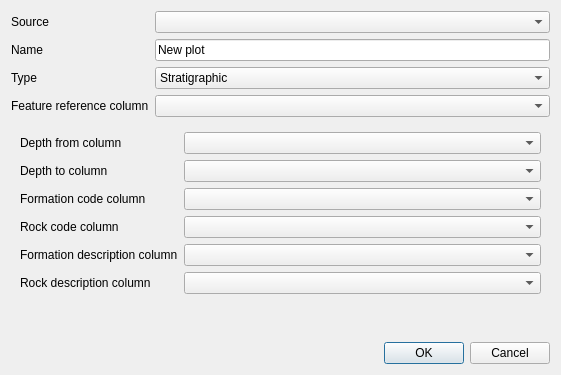
Old version of the form config_create_dialog.ui in the repository Oslandia/QGeoloGIS.
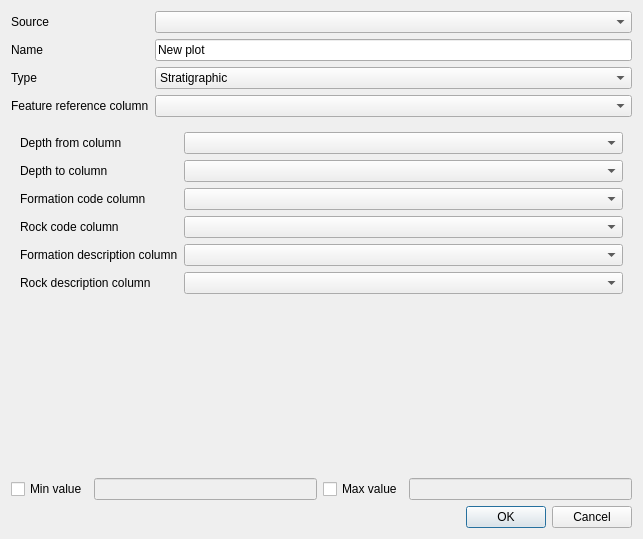
New version of the form.

Commit message: wip adds min and max config (#27)

```diff
--- a/config_create_dialog.ui
+++ b/config_create_dialog.ui
@@ -6,8 +6,8 @@
    <rect>
     <x>0</x>
     <y>0</y>
-    <width>561</width>
-    <height>375</height>
+    <width>643</width>
+    <height>539</height>
    </rect>
   </property>
   <property name="windowTitle">
@@ -239,6 +239,38 @@
      </widget>
     </widget>
    </item>
+   <item>
+    <layout class="QHBoxLayout" name="horizontalLayout">
+     <item>
+      <widget class="QCheckBox" name="minCheckBox">
+       <property name="text">
+        <string>Min value</string>
+       </property>
+      </widget>
+     </item>
+     <item>
+      <widget class="QLineEdit" name="minEdit">
+       <property name="enabled">
+        <bool>false</bool>
+       </property>
+      </widget>
+     </item>
+     <item>
+      <widget class="QCheckBox" name="maxCheckBox">
+       <property name="text">
+        <string>Max value</string>
+       </property>
+      </widget>
+     </item>
+     <item>
+      <widget class="QLineEdit" name="maxEdit">
+       <property name="enabled">
+        <bool>false</bool>
+       </property>
+      </widget>
+     </item>
+    </layout>
+   </item>
    <item>
     <widget class="QDialogButtonBox" name="buttonBox">
      <property name="orientation">
```
Left out of the diff: 32 changed lines with no effect on the pictures. The commit also changes 4 other files.
